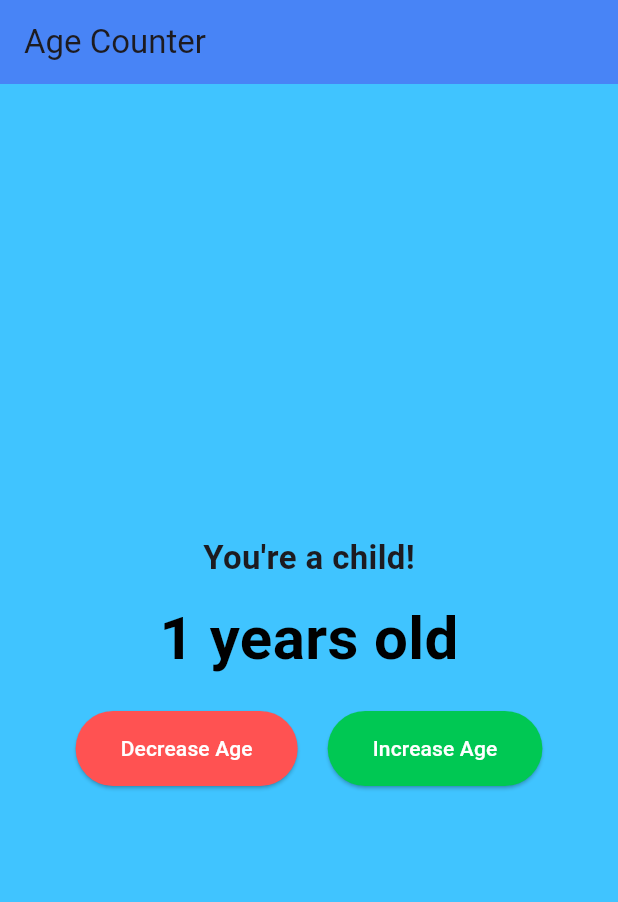
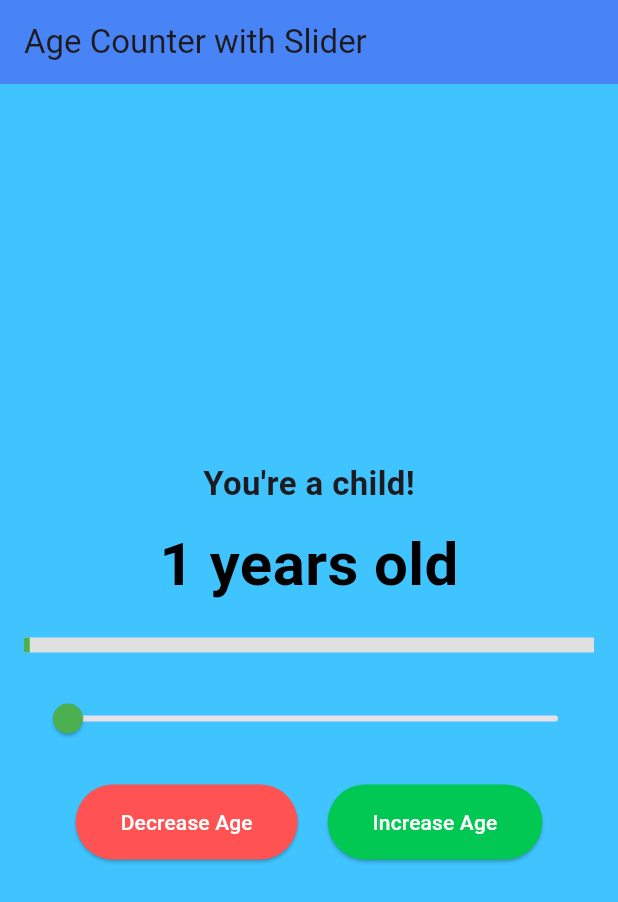
Before and after one commit to charan4112/counter_app, a Flutter app: the screen it shows after launch, after a tap on "Increase Age", on a phone screen of 412 x 824 dp. Shown: the top 902 px of the screen. Run offline on Flutter 3.47's test engine with Material 3 defaults, Android fonts, the phone set to English and light mode, and no system bars.

Commit message:
Step 6: Added slider & progress bar for age counter

```diff
--- a/lib/providers/counter_provider.dart
+++ b/lib/providers/counter_provider.dart
@@ -1,13 +1,15 @@
 import 'package:flutter/material.dart';
 
-class CounterProvider with ChangeNotifier {
+class CounterProvider extends ChangeNotifier {
   int _counter = 0;
 
   int get counter => _counter;
 
   void increment() {
-    _counter++;
-    notifyListeners();
+    if (_counter < 99) {
+      _counter++;
+      notifyListeners();
+    }
   }
 
   void decrement() {
@@ -16,4 +18,9 @@ class CounterProvider with ChangeNotifier {
       notifyListeners();
     }
   }
+
+  void setCounter(int newValue) {
+    _counter = newValue;
+    notifyListeners();
+  }
 }
--- a/lib/screens/home_screen.dart
+++ b/lib/screens/home_screen.dart
@@ -5,7 +5,7 @@ import '../providers/counter_provider.dart';
 class HomeScreen extends StatelessWidget {
   const HomeScreen({super.key});
 
-  // Function to determine message and background color based on counter value
+  // Function to determine message and background color based on age value
   Map<String, dynamic> getMilestone(int age) {
     if (age <= 12) {
       return {"message": "You're a child!", "color": Colors.lightBlueAccent};
@@ -20,6 +20,17 @@ class HomeScreen extends StatelessWidget {
     }
   }
 
+  // Function to determine progress bar color
+  Color getProgressBarColor(int age) {
+    if (age <= 33) {
+      return Colors.green;
+    } else if (age <= 67) {
+      return Colors.yellow;
+    } else {
+      return Colors.red;
+    }
+  }
+
   @override
   Widget build(BuildContext context) {
     final counterProvider = Provider.of<CounterProvider>(context);
@@ -28,11 +39,12 @@ class HomeScreen extends StatelessWidget {
     return Scaffold(
       backgroundColor: milestone["color"],
       appBar: AppBar(
-        title: const Text("Age Counter"),
+        title: const Text("Age Counter with Slider"),
         backgroundColor: Colors.blueAccent,
         elevation: 5,
       ),
-      body: Center(
+      body: Padding(
+        padding: const EdgeInsets.all(16.0),
         child: Column(
           mainAxisAlignment: MainAxisAlignment.center,
           children: [
@@ -46,6 +58,31 @@ class HomeScreen extends StatelessWidget {
               style: const TextStyle(fontSize: 40, fontWeight: FontWeight.bold, color: Colors.black),
             ),
             const SizedBox(height: 20),
+
+            // Age Progress Bar
+            LinearProgressIndicator(
+              value: counterProvider.counter / 99, // Normalized between 0 and 1
+              backgroundColor: Colors.grey[300],
+              color: getProgressBarColor(counterProvider.counter),
+              minHeight: 10,
+            ),
+            const SizedBox(height: 20),
+
+            // Age Slider
+            Slider(
+              value: counterProvider.counter.toDouble(),
+              min: 0,
+              max: 99,
+              divisions: 99,
+              label: "${counterProvider.counter}",
+              activeColor: getProgressBarColor(counterProvider.counter),
+              onChanged: (double newValue) {
+                counterProvider.setCounter(newValue.toInt());
+              },
+            ),
+
+            const SizedBox(height: 20),
+
             Row(
               mainAxisAlignment: MainAxisAlignment.center,
               children: [
```
